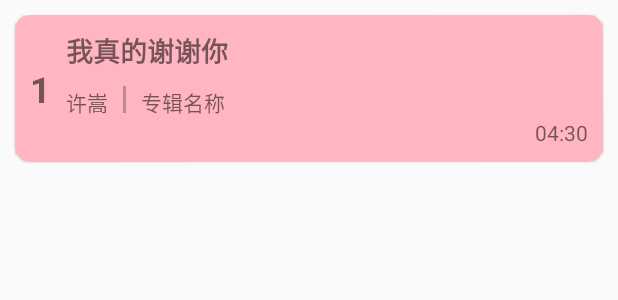
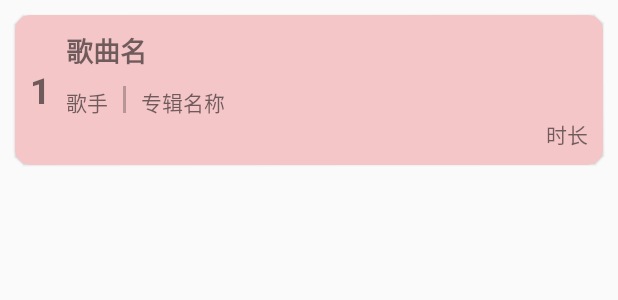
Before and after one commit to Sevenalist/MiniMusic, an Android app: the layout item_localmusic.xml on its own in the app's theme, with its tools: preview values and no code run, on a phone screen of 412 x 824 dp. Shown: the top 300 px of the screen. Run offline under Robolectric (Android 15) with nearby library versions, the phone set to English and light mode, and no system bars.

Commit message:
优化界面，删除无用文件

```diff
--- a/app/src/main/java/cn/itcast/minimusic/MusicActivity.java
+++ b/app/src/main/java/cn/itcast/minimusic/MusicActivity.java
@@ -57,7 +57,7 @@ public class MusicActivity extends AppCompatActivity implements View.OnClickList
     @Override
     protected void onCreate(Bundle savedInstanceState) {
         super.onCreate(savedInstanceState);
-        setContentView(R.layout.activity_music);
+        setContentView(R.layout.music_details);
         //获取从frag1传来的信息
         intent1=getIntent();
         init();
--- a/app/src/main/res/layout/activity_main.xml
+++ b/app/src/main/res/layout/activity_main.xml
@@ -81,6 +81,7 @@
             android:layout_marginTop="20dp"
             android:textSize="23dp"
             android:maxLines="1"
+            android:inputType="textPassword"
             android:hint="请输入密码"/>
     </LinearLayout>
     <LinearLayout
--- a/app/src/main/res/layout/item_localmusic.xml
+++ b/app/src/main/res/layout/item_localmusic.xml
@@ -10,7 +10,7 @@
     app:contentPadding="10dp"
     app:cardCornerRadius="10dp"
     app:cardElevation="1dp"
-    app:cardBackgroundColor="@color/pink">
+    app:cardBackgroundColor="@color/pinkBackground">
     <RelativeLayout
         android:layout_width="match_parent"
         android:layout_height="wrap_content">
@@ -26,7 +26,7 @@
             android:id="@+id/songName"
             android:layout_width="wrap_content"
             android:layout_height="wrap_content"
-            android:text="我真的谢谢你"
+            android:text="歌曲名"
             android:textSize="18sp"
             android:textStyle="bold"
             android:layout_toRightOf="@id/music_num"
@@ -36,7 +36,7 @@
             android:id="@+id/music_singer"
             android:layout_width="wrap_content"
             android:layout_height="wrap_content"
-            android:text="许嵩"
+            android:text="歌手"
             android:layout_below="@id/songName"
             android:layout_alignLeft="@id/songName"
             android:layout_marginTop="10dp"
@@ -66,7 +66,7 @@
             android:layout_height="wrap_content"
             android:layout_below="@id/music_singer"
             android:layout_alignParentRight="true"
-            android:text="04:30"
+            android:text="时长"
             android:textSize="14sp"/>
     </RelativeLayout>
 
--- a/app/src/main/res/layout/local_music_book.xml
+++ b/app/src/main/res/layout/local_music_book.xml
@@ -4,7 +4,7 @@
     xmlns:tools="http://schemas.android.com/tools"
     android:layout_width="match_parent"
     android:layout_height="match_parent"
-    android:background="@drawable/purepink"
+    android:background="@color/pink"
     tools:context=".LocalMusic">
 
     <RelativeLayout
@@ -12,7 +12,7 @@
         android:layout_width="match_parent"
         android:layout_height="70dp"
         android:layout_alignParentBottom="true"
-        android:background="#33EEEEEE">
+        android:background="@color/pink">
         <ImageView
             android:layout_width="match_parent"
             android:layout_height="0.5dp"
```
Also changed, not shown: app/src/main/AndroidManifest.xml (+15 -12 lines), app/src/main/java/cn/itcast/minimusic/BlankFragment1.java (+3 -33 lines), app/src/main/java/cn/itcast/minimusic/MainActivity.java (deleted, +0 -10 lines), app/src/main/res/drawable-v24/astronout.jpg (added), app/src/main/res/drawable-v24/nightalong.jpg (added), app/src/main/res/drawable-v24/penguin.jpg (added), app/src/main/res/layout/music_details.xml (renamed from app/src/main/res/layout/activity_music.xml).
